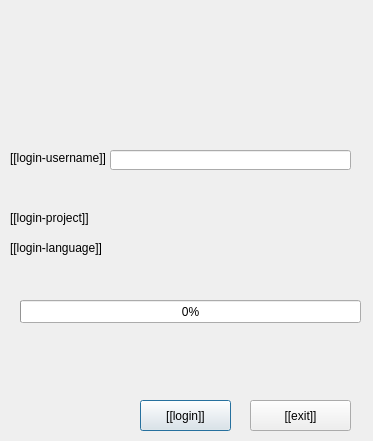
Qt form huggleQT/huggle/login.ui (huggle/huggle) before a commit.
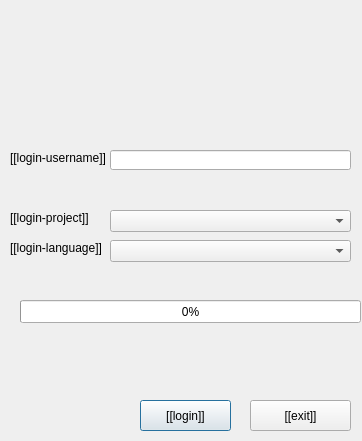
The same form after that commit. Icons and pictures are not drawn.

```diff
--- a/huggleQT/huggle/login.ui
+++ b/huggleQT/huggle/login.ui
@@ -6,7 +6,7 @@
    <rect>
     <x>0</x>
     <y>0</y>
-    <width>373</width>
+    <width>362</width>
     <height>441</height>
    </rect>
   </property>
@@ -134,6 +134,26 @@
     </rect>
    </property>
   </widget>
+  <widget class="QComboBox" name="Project">
+   <property name="geometry">
+    <rect>
+     <x>110</x>
+     <y>210</y>
+     <width>241</width>
+     <height>22</height>
+    </rect>
+   </property>
+  </widget>
+  <widget class="QComboBox" name="Language">
+   <property name="geometry">
+    <rect>
+     <x>110</x>
+     <y>240</y>
+     <width>241</width>
+     <height>22</height>
+    </rect>
+   </property>
+  </widget>
  </widget>
  <resources>
   <include location="pictures.qrc"/>
```
